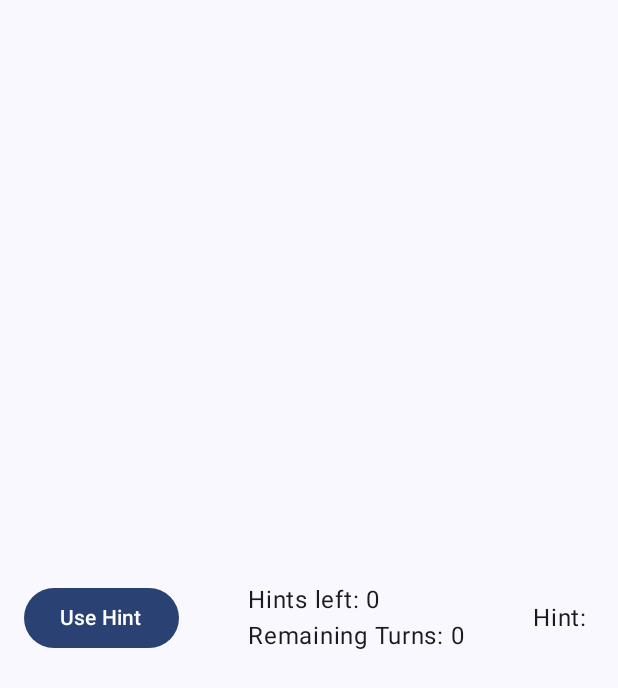
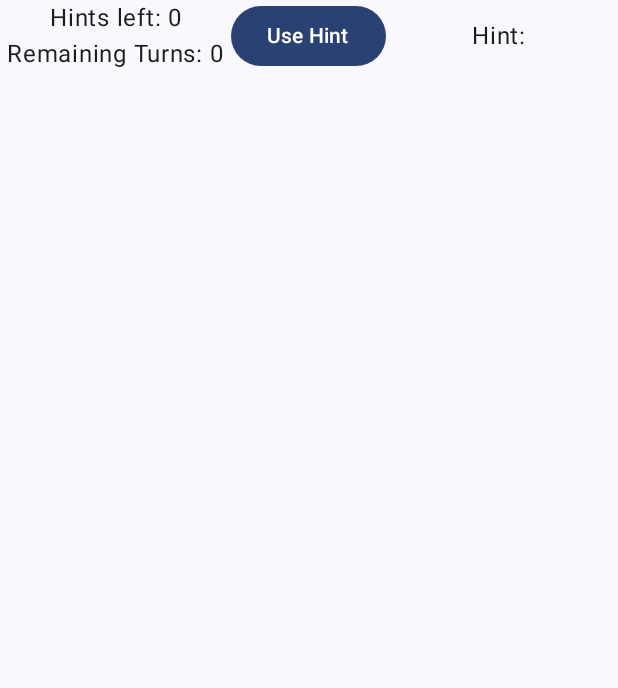
Before and after one commit to akemisai/AkemiSai-EdwardMarecos-HangmanGameApp, an Android app built with Jetpack Compose: the composable Panel2 called with empty values, on a phone screen of 412 x 824 dp. Shown: the top 688 px of the screen. Run offline under Robolectric (Android 15) with nearby library versions, the phone set to English and light mode, and no system bars.

Commit message:
fixed vowel hint and some ui

```diff
--- a/app/src/main/java/com/example/hangmangame/MainActivity.kt
+++ b/app/src/main/java/com/example/hangmangame/MainActivity.kt
@@ -80,8 +80,8 @@ fun Hangman(modifier: Modifier = Modifier) {
                 hintLeft--
             }
             2 -> {
-                if (remainingTurns > 1) {
-                    disabledLetters = disableHalfIncorrectLetters(('A'..'Z').toList(), currentWord)
+                if (remainingTurns > 1) {       //half of remaining incorrect letters
+                    disabledLetters = disabledLetters + disableHalfIncorrectLetters(('A'..'Z').toList(), currentWord)
                     remainingTurns--
                     hintLeft--
                 } else {
@@ -89,8 +89,17 @@ fun Hangman(modifier: Modifier = Modifier) {
                 }
             }
             1 -> {
-                if (remainingTurns > 1) {
-                    disabledLetters = showVowels(('A'..'Z').toList())
+                if (remainingTurns > 1) {       //vowels
+                    // Show vowels and add them to correct letters
+                    val vowels = showVowels(('A'..'Z').toList())
+                    val vowelsInWord = vowels.filter { it in currentWord }
+
+                    // Add the vowels that are in the word to correctLetters
+                    correctLetters = correctLetters + vowelsInWord
+
+                    // Disable these vowels
+                    disabledLetters = disabledLetters + vowels
+
                     remainingTurns--
                     hintLeft--
                 } else {
@@ -278,24 +287,32 @@ fun Panel2(
     onHintClicked: () -> Unit,
     hintMessage: String
 ) {
-    Column(
-        modifier = Modifier.padding(16.dp).fillMaxSize(),
-        verticalArrangement = Arrangement.Center,
-        horizontalAlignment = Alignment.CenterHorizontally
+    Row (
+        modifier = Modifier.fillMaxWidth(),
+        horizontalArrangement = Arrangement.SpaceBetween,
+        verticalAlignment = Alignment.CenterVertically
     ) {
-        Row (
-            modifier = Modifier.fillMaxWidth().weight(1f),
-            horizontalArrangement = Arrangement.SpaceBetween,
-            verticalAlignment = Alignment.CenterVertically
+        Column(
+            horizontalAlignment = Alignment.CenterHorizontally,
+            modifier = Modifier.weight(1.5f)
+        ) {
+            Text(text = "Hints left: $hintLeft", fontSize = 16.sp)
+            Text(text = "Remaining Turns: $remainingTurns", fontSize = 16.sp)  // Display remainingTurns
+        }
+        Column(
+            horizontalAlignment = Alignment.CenterHorizontally,
+            modifier = Modifier.weight(1f)
         ) {
             Button(onClick = onHintClicked) {
                 Text(text = "Use Hint")
             }
-            Column() {
-                Text(text = "Hints left: $hintLeft", fontSize = 16.sp)
-                Text(text = "Remaining Turns: $remainingTurns", fontSize = 16.sp)  // Display remainingTurns
         }
-            Text(text = "Hint: $hintMessage", fontSize = 16.sp)}
+        Column(
+            horizontalAlignment = Alignment.CenterHorizontally,
+            modifier = Modifier.weight(1.5f)
+        ) {
+            Text(text = "Hint: $hintMessage", fontSize = 16.sp)
+        }
     }
 }
 
```
